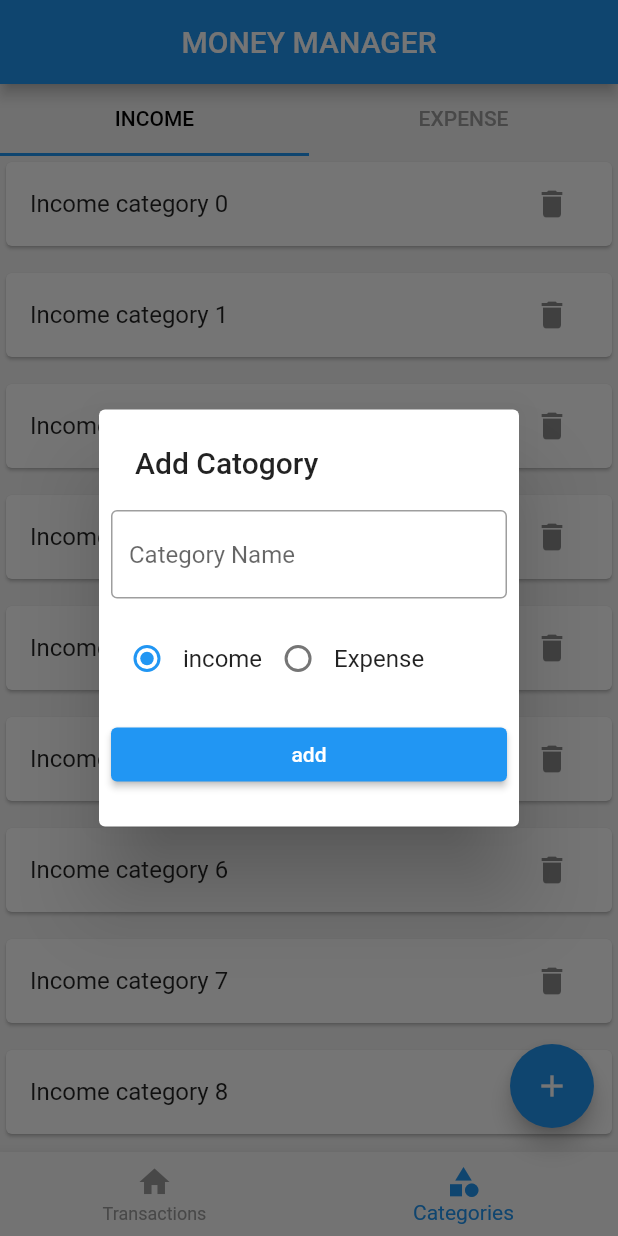
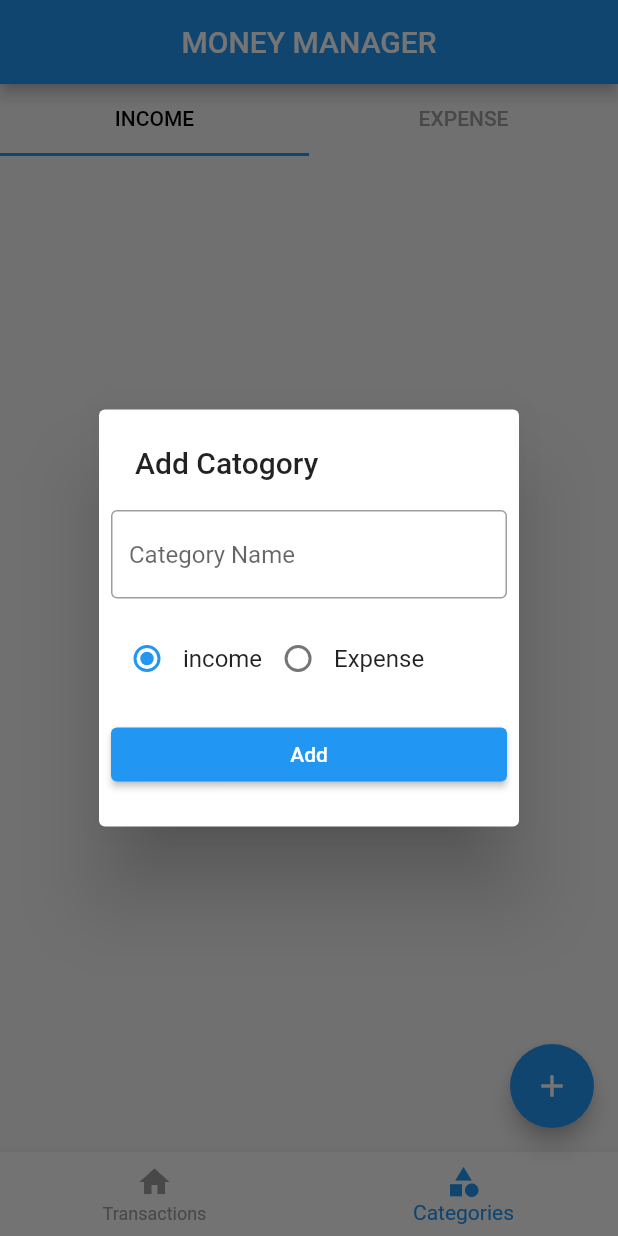
Before and after one commit to samadpr/Flutter_class_all, a Flutter app: the screen it shows after launch, item 2 of the bottom bar chosen, after a tap on the "add" icon, on a phone screen of 412 x 824 dp. Run offline on Flutter 3.47's test engine with Material 2 defaults, Android fonts, the phone set to English and light mode, and no system bars; our stand-ins replace hive, hive_flutter, shared_preferences; accounts and stored records are empty.

Commit message:
income expence UI and DB complete

```diff
--- a/money_manager/lib/db/category/category_db.dart
+++ b/money_manager/lib/db/category/category_db.dart
@@ -1,4 +1,8 @@
+import 'dart:math';
+
+import 'package:flutter/material.dart';
 import 'package:hive_flutter/adapters.dart';
+import 'package:money_manager/screens/category/income_category_list.dart';
 
 import '../../models/category/category_model.dart';
 
@@ -10,10 +14,24 @@
 }
 
 class CategoryDB implements CategoryDbFunctions {
+  CategoryDB._internal();
+
+  static CategoryDB instance = CategoryDB._internal();
+
+  factory CategoryDB() {
+    return instance;
+  }
+
+  ValueNotifier<List<CategoryModel>> incomeCategoryListListener =
+      ValueNotifier([]);
+  ValueNotifier<List<CategoryModel>> expenseCategoryListListener =
+      ValueNotifier([]);
+
   @override
   Future<void> insertCategory(CategoryModel value) async {
     final _categoryDB = await Hive.openBox<CategoryModel>(CATEGORY_DB_NAME);
     await _categoryDB.add(value);
+    refreshUI();
   }
 
   @override
@@ -21,4 +39,22 @@
     final _categoryDB = await Hive.openBox<CategoryModel>(CATEGORY_DB_NAME);
     return _categoryDB.values.toList();
   }
+
+  Future<void> refreshUI() async {
+    final _allCategories = await getCategories();
+    incomeCategoryListListener.value.clear();
+    expenseCategoryListListener.value.clear();
+    await Future.forEach(
+      _allCategories,
+      (CategoryModel category) {
+        if (category.type == CategoryType.income) {
+          incomeCategoryListListener.value.add(category);
+        } else {
+          expenseCategoryListListener.value.add(category);
+        }
+      },
+    );
+    incomeCategoryListListener.notifyListeners();
+    expenseCategoryListListener.notifyListeners();
+  }
 }
--- a/money_manager/lib/main.dart
+++ b/money_manager/lib/main.dart
@@ -1,9 +1,15 @@
 import 'package:flutter/material.dart';
 import 'package:hive_flutter/adapters.dart';
+import 'package:money_manager/db/category/category_db.dart';
 import 'package:money_manager/models/category/category_model.dart';
 import 'package:money_manager/screens/home/screen_home.dart';
 
 Future<void> main() async {
+  final obj1 = CategoryDB();
+  final obj2 = CategoryDB();
+  // print('objects comparing');
+  // print(obj1 == obj2);
+
   WidgetsFlutterBinding.ensureInitialized();
   await Hive.initFlutter();
 
--- a/money_manager/lib/screens/category/category_add_popup.dart
+++ b/money_manager/lib/screens/category/category_add_popup.dart
@@ -1,12 +1,14 @@
 // ignore_for_file: prefer_const_constructors
 
 import 'package:flutter/material.dart';
+import 'package:money_manager/db/category/category_db.dart';
 import 'package:money_manager/models/category/category_model.dart';
 
 ValueNotifier<CategoryType> selectedCategoryNotifire =
     ValueNotifier(CategoryType.income);
 
 Future<void> showCatogoryAddPopup(BuildContext context) async {
+  final _nameEditingController = TextEditingController();
   showDialog(
     context: context,
     builder: (ctx) {
@@ -16,6 +18,7 @@
           Padding(
             padding: const EdgeInsets.all(8.0),
             child: TextFormField(
+              controller: _nameEditingController,
               decoration: InputDecoration(
                 hintText: 'Category Name',
                 border: OutlineInputBorder(),
@@ -40,8 +43,21 @@
           Padding(
             padding: const EdgeInsets.all(8.0),
             child: ElevatedButton(
-              onPressed: () {},
-              child: Text('add'),
+              onPressed: () {
+                final _name = _nameEditingController.text.trim();
+                if (_name.isEmpty) {
+                  return;
+                }
+                final _type = selectedCategoryNotifire.value;
+                final _category = CategoryModel(
+                  id: DateTime.now().millisecondsSinceEpoch.toString(),
+                  name: _name,
+                  type: _type,
+                );
+                CategoryDB().insertCategory(_category);
+                Navigator.of(ctx).pop();
+              },
+              child: Text('Add'),
             ),
           )
         ],
@@ -53,7 +69,7 @@
 class RadioButton extends StatelessWidget {
   final String title;
   final CategoryType type;
-   RadioButton({
+  RadioButton({
     super.key,
     required this.title,
     required this.type,
--- a/money_manager/lib/screens/category/income_category_list.dart
+++ b/money_manager/lib/screens/category/income_category_list.dart
@@ -2,17 +2,23 @@
 
 import 'package:flutter/material.dart';
 import 'package:flutter/widgets.dart';
+import 'package:money_manager/db/category/category_db.dart';
+import 'package:money_manager/models/category/category_model.dart';
 
 class IncomeCategoryList extends StatelessWidget {
   const IncomeCategoryList({super.key});
 
   @override
   Widget build(BuildContext context) {
+    return ValueListenableBuilder(
+      valueListenable: CategoryDB().incomeCategoryListListener,
+      builder: (BuildContext ctx, List<CategoryModel> newList, Widget? _) {
         return ListView.separated(
             itemBuilder: (ctx, index) {
+              final category = newList[index];
               return Card(
                 child: ListTile(
-              title: Text('Income category $index'),
+                  title: Text(category.name),
                   trailing: IconButton(
                     onPressed: () {},
                     icon: Icon(Icons.delete),
@@ -25,6 +31,8 @@
                 height: 10,
               );
             },
-        itemCount: 100);
+            itemCount: newList.length);
+      },
+    );
   }
 }
--- a/money_manager/lib/screens/category/screen_category.dart
+++ b/money_manager/lib/screens/category/screen_category.dart
@@ -19,10 +19,7 @@
   @override
   void initState() {
     _tabController = TabController(length: 2, vsync: this);
-    CategoryDB().getCategories().then((value) {
-      print('Category get');
-      print(value.toString());
-    });
+    CategoryDB().refreshUI();
     super.initState();
   }
 
```
Also changed, not shown: money_manager/lib/screens/category/expense_category_list.dart (+10 -2 lines). Lines whose indentation alone changed are shown as unchanged.
